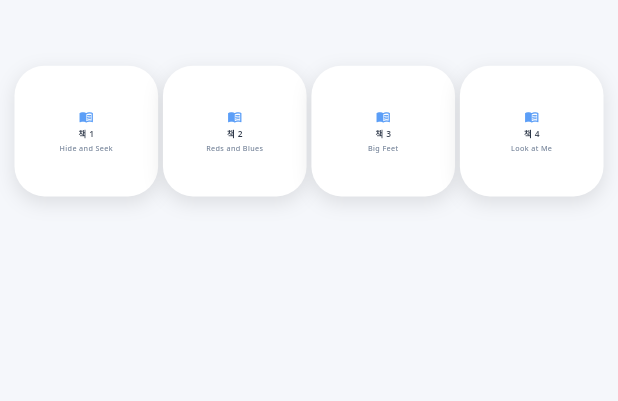
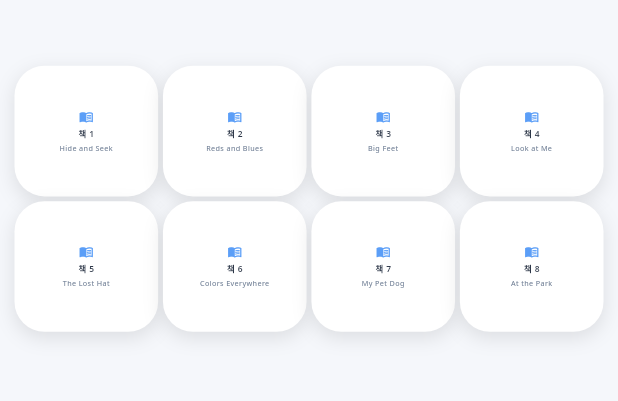
Before and after one commit to CleverPark/JihanEnglish, a Flutter app: the HomeView screen opened by its route, on a phone screen of 412 x 824 dp, the part 52-453 px from its top. Run offline on Flutter 3.47's test engine with Material 3 defaults, Android fonts, the phone set to English and light mode, and no system bars; drawn by our look-alikes of flutter_animate; our stand-ins replace csv, flutter_screenutil, get, get_storage, google_fonts; accounts and stored records are empty.

Commit message:
책 매칭 오류 수정

```diff
--- a/lib/app/data/models/book_model.dart
+++ b/lib/app/data/models/book_model.dart
@@ -12,9 +12,21 @@ class BookModel {
   });
 
   factory BookModel.fromJson(Map<String, dynamic> json) {
+    // 데이터 검증 추가
+    final bookNum = json['BookNum'] ?? 0;
+    final title = json['Title'] ?? '';
+
+    // 디버그 로그
+    print('BookModel.fromJson - BookNum: $bookNum, Title: $title');
+
+    // 제목이 비어있거나 잘못된 경우 기본값 설정
+    final validatedTitle = (title.isEmpty || title == 'null')
+        ? 'Book $bookNum'
+        : title;
+
     return BookModel(
-      bookNum: json['BookNum'] ?? 0,
-      title: json['Title'] ?? '',
+      bookNum: bookNum,
+      title: validatedTitle,
       words: _parseWords(json['Words']),
       sentences: List<String>.from(json['Sentences'] ?? []),
     );
--- a/lib/app/modules/home/views/home_view.dart
+++ b/lib/app/modules/home/views/home_view.dart
@@ -28,7 +28,6 @@ class HomeView extends GetView<HomeController> {
       ),
       drawer: _buildDrawer(),
       body: SafeArea(
-        child: SingleChildScrollView(
         child: Padding(
           padding: EdgeInsets.all(AppSpacing.md),
           child: Column(
@@ -37,10 +36,11 @@ class HomeView extends GetView<HomeController> {
               _buildTopRow(),
               SizedBox(height: AppSpacing.lg),
 
-                // Books grid
-                _buildBooksGrid(),
+              // Books grid with scroll
+              Expanded(
+                child: _buildBooksGrid(),
+              ),
             ],
-            ),
           ),
         ),
       ),
@@ -184,8 +184,8 @@ class HomeView extends GetView<HomeController> {
     return GetBuilder<HomeController>(
       builder: (controller) {
         return GridView.builder(
-          shrinkWrap: true,
-          physics: NeverScrollableScrollPhysics(),
+          // 스크롤 가능하도록 설정
+          physics: AlwaysScrollableScrollPhysics(),
           gridDelegate: SliverGridDelegateWithFixedCrossAxisCount(
             crossAxisCount: 4,
             crossAxisSpacing: AppSpacing.xs,
--- a/lib/bookData/bookData.dart
+++ b/lib/bookData/bookData.dart
@@ -55,4 +55,64 @@ const bookData = [
     ],
     "Sentences": ["Look at me, Mum.", "Look at me on my bike."]
   },
+  {
+    "BookNum": 5,
+    "Title": "The Lost Hat",
+    "Words": [
+      ["lost", "hat", "where", "is"],
+      ["under", "on", "in", "found"]
+    ],
+    "Sentences": [
+      "Where is my hat?",
+      "Is it under the bed?",
+      "Is it on the chair?",
+      "Is it in the box?",
+      "I found my hat!"
+    ]
+  },
+  {
+    "BookNum": 6,
+    "Title": "Colors Everywhere",
+    "Words": [
+      ["yellow", "green", "purple", "orange"],
+      ["color", "what", "this", "that"]
+    ],
+    "Sentences": [
+      "What color is this?",
+      "This is yellow.",
+      "What color is that?",
+      "That is green.",
+      "Colors are everywhere!"
+    ]
+  },
+  {
+    "BookNum": 7,
+    "Title": "My Pet Dog",
+    "Words": [
+      ["pet", "dog", "play", "run"],
+      ["jump", "sit", "good", "boy"]
+    ],
+    "Sentences": [
+      "This is my pet dog.",
+      "He can run fast.",
+      "He can jump high.",
+      "Sit! Good boy!",
+      "I love my pet dog."
+    ]
+  },
+  {
+    "BookNum": 8,
+    "Title": "At the Park",
+    "Words": [
+      ["park", "swing", "slide", "fun"],
+      ["play", "together", "happy", "smile"]
+    ],
+    "Sentences": [
+      "We go to the park.",
+      "I play on the swing.",
+      "You go down the slide.",
+      "We play together.",
+      "The park is fun!"
+    ]
+  }
 ];
```
Also changed, not shown: lib/app/modules/game_menu/controllers/game_menu_controller.dart (+18 -5 lines), lib/app/modules/home/controllers/home_controller.dart (+27 -3 lines). Lines whose indentation alone changed are shown as unchanged.
